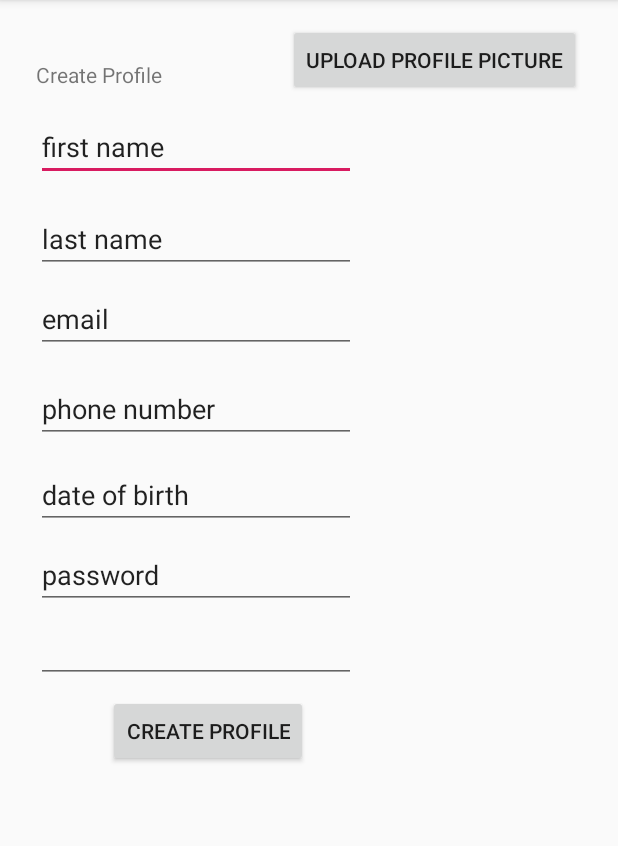
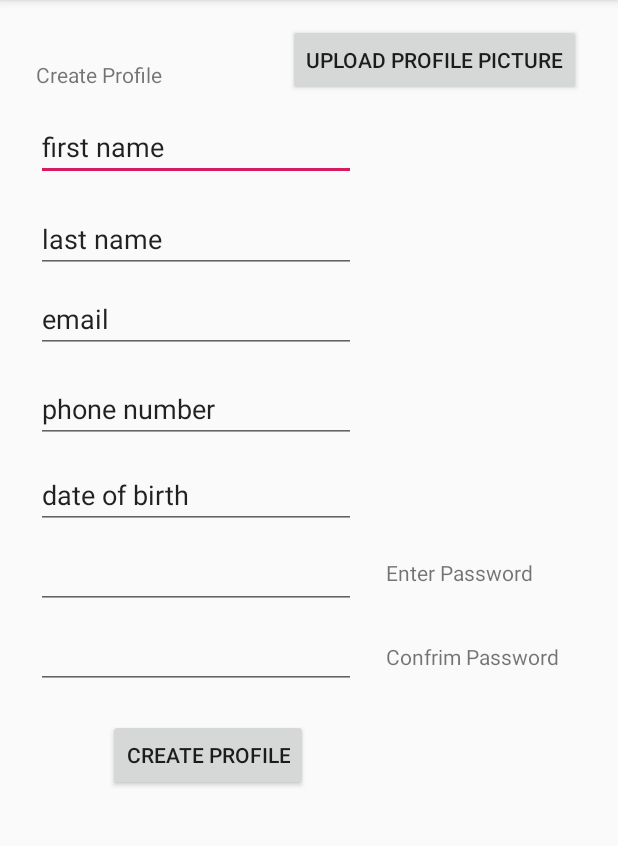
Before and after one commit to Fhy40/mCourseINFS3605, an Android app: the account_creation screen opened directly, with no data from a screen before it, on a phone screen of 412 x 824 dp, the part 84-930 px from its top. Run offline under Robolectric (Android 15) with nearby library versions, the phone set to English and light mode, and no system bars; our stand-ins replace Firebase (no records; nobody signed in at launch, a user with empty details on screens opened directly).

Commit message:
Managed to upload a bit of the profile details to the Firebase Database.

```diff
--- a/app/build.gradle
+++ b/app/build.gradle
@@ -24,7 +24,7 @@ dependencies {
     implementation 'androidx.appcompat:appcompat:1.0.2'
     implementation 'androidx.constraintlayout:constraintlayout:1.1.3'
 
-    implementation 'com.google.firebase:firebase-core:16.0.9'
+    implementation 'com.google.firebase:firebase-auth:17.0.0'
     implementation 'com.google.firebase:firebase-firestore:19.0.2'
     implementation 'com.firebaseui:firebase-ui-auth:4.3.1'
 
--- a/app/src/main/java/com/example/mcourse/account_creation.java
+++ b/app/src/main/java/com/example/mcourse/account_creation.java
@@ -17,32 +17,39 @@ import com.google.firebase.firestore.FirebaseFirestore;
 import java.util.HashMap;
 import java.util.Map;
 
+
+
 public class account_creation extends AppCompatActivity {
 
     @Override
     protected void onCreate(Bundle savedInstanceState) {
+        Button create_profile_button;
+
+        super.onCreate(savedInstanceState);
+        setContentView(R.layout.activity_account_creation);
         final EditText fname_input = findViewById(R.id.fname_input);
         final EditText lname_input = findViewById(R.id.lname_input);
         final EditText email_input = findViewById(R.id.email_input);
         final EditText phone_number_input = findViewById(R.id.phone_number_input);
         final EditText dob_input = findViewById(R.id.dob_input);
         final EditText password_input = findViewById(R.id.password_input);
-        final Button create_profile_button = findViewById(R.id.create_profile_button);
+        create_profile_button = (Button) findViewById(R.id.create_profile_button);
+        final FirebaseFirestore db = FirebaseFirestore.getInstance();
 
-        super.onCreate(savedInstanceState);
-        setContentView(R.layout.activity_account_creation);
-        final FirebaseFirestore db = FirebaseFirestore.getInstance();
+        Log.d("arjun", "REACHED THE CREATE PROFILE POINT");
 
         create_profile_button.setOnClickListener(new View.OnClickListener(){
             public void onClick(View v){
                 Map<String, Object> user = new HashMap<>();
-                user.put("f_name", fname_input.getText());
-                user.put("l_name", lname_input.getText());
-                user.put("email", email_input.getText());
-                user.put("phone_number", phone_number_input.getText());
-                user.put("dob", dob_input.getText());
-                user.put("password", password_input.getText());
+                user.put("f_name", fname_input.getText().toString());
+                user.put("l_name", lname_input.getText().toString());
+                user.put("email", email_input.getText().toString());
+                user.put("phone_number", phone_number_input.getText().toString());
+                user.put("dob", dob_input.getText().toString());
+                user.put("password", password_input.getText().toString());
                 user.put("finished_creation", false);
+
+
 
                 db.collection("users")
                         .add(user)
--- a/app/src/main/res/layout/activity_account_creation.xml
+++ b/app/src/main/res/layout/activity_account_creation.xml
@@ -83,17 +83,27 @@
         android:layout_marginStart="24dp"
         android:layout_marginTop="8dp"
         android:ems="10"
-        android:inputType="textPersonName"
-        android:text="password"
+        android:inputType="textPassword"
         app:layout_constraintStart_toStartOf="parent"
         app:layout_constraintTop_toBottomOf="@+id/dob_input" />
+
+    <EditText
+        android:id="@+id/confirm_password_input"
+        android:layout_width="wrap_content"
+        android:layout_height="wrap_content"
+        android:layout_marginStart="24dp"
+        android:layout_marginTop="8dp"
+        android:ems="10"
+        android:inputType="textPassword"
+        app:layout_constraintStart_toStartOf="parent"
+        app:layout_constraintTop_toBottomOf="@+id/password_input" />
 
     <Button
         android:id="@+id/create_profile_button"
         android:layout_width="wrap_content"
         android:layout_height="wrap_content"
         android:layout_marginStart="72dp"
-        android:layout_marginTop="8dp"
+        android:layout_marginTop="20dp"
         android:text="create profile"
         app:layout_constraintStart_toStartOf="parent"
         app:layout_constraintTop_toBottomOf="@+id/confirm_password_input" />
@@ -108,15 +118,24 @@
         app:layout_constraintStart_toEndOf="@+id/profile_creation"
         app:layout_constraintTop_toTopOf="parent" />
 
-    <EditText
-        android:id="@+id/confirm_password_input"
+    <TextView
+        android:id="@+id/password_textview"
         android:layout_width="wrap_content"
         android:layout_height="wrap_content"
-        android:layout_marginStart="24dp"
-        android:layout_marginTop="4dp"
-        android:ems="10"
-        android:inputType="textPassword"
-        app:layout_constraintStart_toStartOf="parent"
-        app:layout_constraintTop_toBottomOf="@+id/password_input" />
+        android:layout_marginStart="20dp"
+        android:layout_marginTop="308dp"
+        android:text="Enter Password"
+        app:layout_constraintStart_toEndOf="@+id/password_input"
+        app:layout_constraintTop_toBottomOf="@+id/image_upload_button" />
+
+    <TextView
+        android:id="@+id/confirm_password_textview"
+        android:layout_width="wrap_content"
+        android:layout_height="wrap_content"
+        android:layout_marginStart="20dp"
+        android:layout_marginTop="364dp"
+        android:text="Confrim Password"
+        app:layout_constraintStart_toEndOf="@+id/confirm_password_input"
+        app:layout_constraintTop_toBottomOf="@+id/image_upload_button" />
 
 </androidx.constraintlayout.widget.ConstraintLayout>
```
